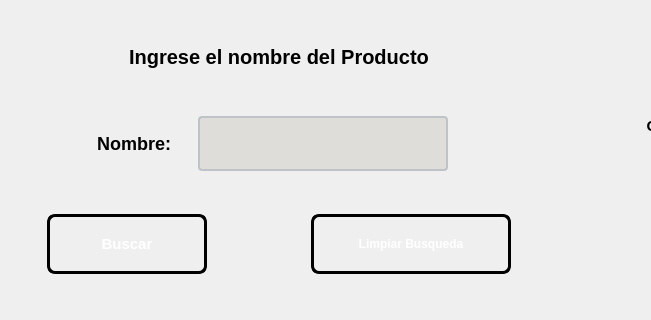
Before: the Qt Designer form ui/sucursales/pantallabuscarpornombre.ui in pablo-mald03/Proyecto-No2-EDD, drawn with Qt 5; both pictures show x 0 to 651 and y 0 to 320 of the 1225 by 810 pixel window.
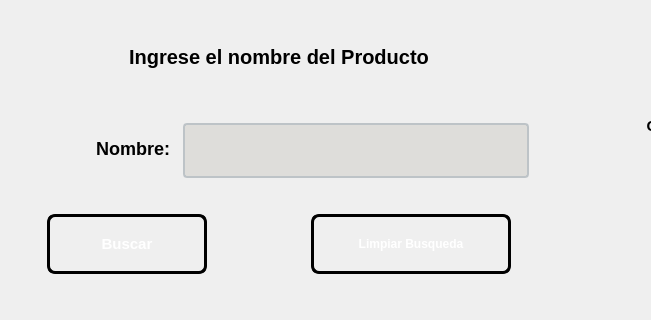
After: the same form once the commit is applied.

```diff
--- a/ui/sucursales/pantallabuscarpornombre.ui
+++ b/ui/sucursales/pantallabuscarpornombre.ui
@@ -107,15 +107,9 @@
                 <height>90</height>
                </size>
               </property>
+              <layout class="QHBoxLayout" name="horizontalLayout_4">
+               <item>
               <widget class="QLabel" name="labelNombre">
-               <property name="geometry">
-                <rect>
-                 <x>10</x>
-                 <y>10</y>
-                 <width>130</width>
-                 <height>60</height>
-                </rect>
-               </property>
                <property name="minimumSize">
                 <size>
                  <width>130</width>
@@ -147,15 +141,9 @@
                 <set>Qt::AlignmentFlag::AlignRight|Qt::AlignmentFlag::AlignTrailing|Qt::AlignmentFlag::AlignVCenter</set>
                </property>
               </widget>
+               </item>
+               <item>
               <widget class="QLineEdit" name="textNombre">
-               <property name="geometry">
-                <rect>
-                 <x>160</x>
-                 <y>10</y>
-                 <width>250</width>
-                 <height>55</height>
-                </rect>
-               </property>
                <property name="minimumSize">
                 <size>
                  <width>250</width>
@@ -185,6 +173,8 @@
 }</string>
                </property>
               </widget>
+               </item>
+              </layout>
              </widget>
             </item>
             <item>
```
Lines whose indentation alone changed are shown as unchanged.
